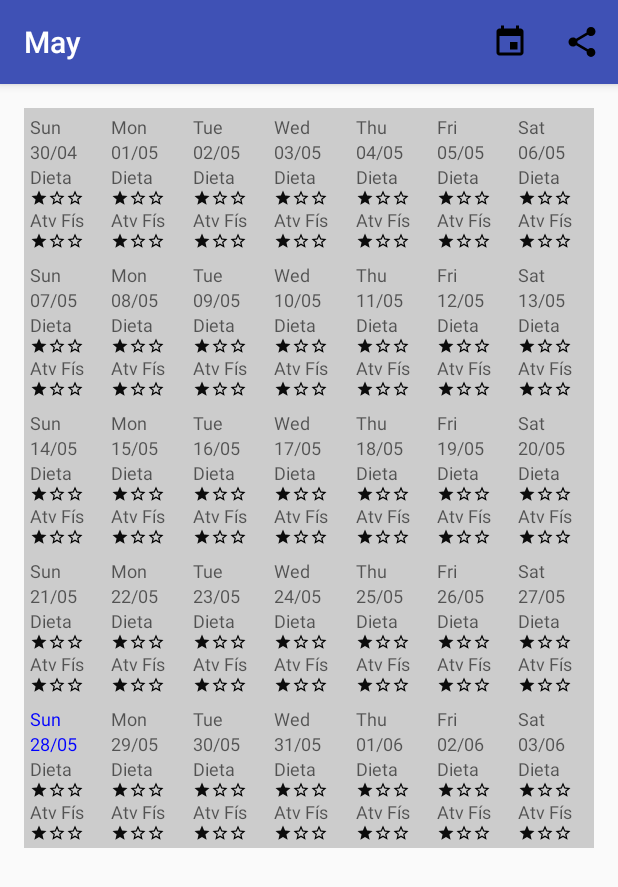
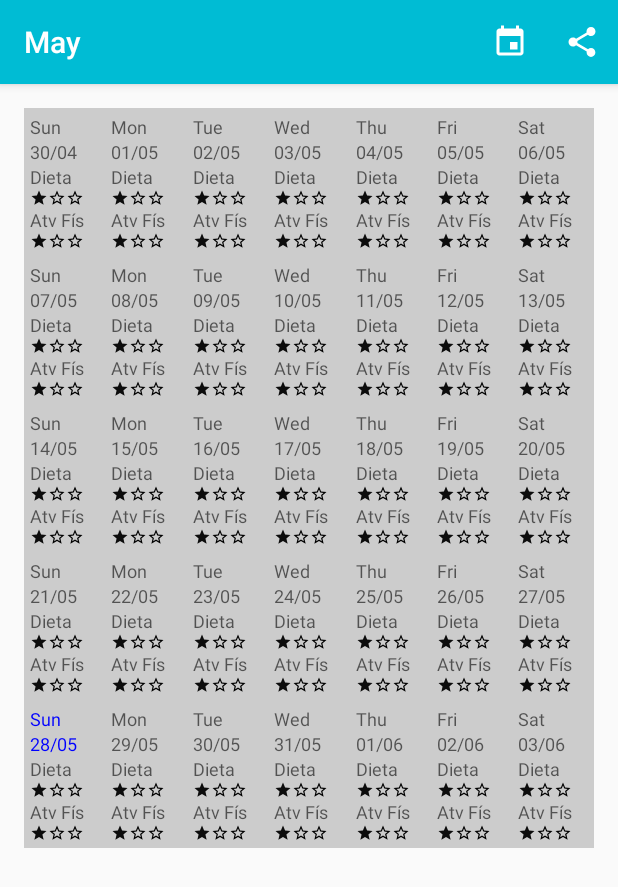
Before and after one commit to ovictorpinto/udacity-capstone, an Android app: the screen it shows after launch (MesActivity), after a tap on "Mensal", on a phone screen of 412 x 824 dp. Shown: the top 887 px of the screen. Run offline under Robolectric (Android 15) with nearby library versions, the phone set to English and light mode, and no system bars; our stand-ins replace ButterKnife; libraries missing offline, so code that uses them is left out: android.support.v4, com.github.mikephil.charting; 3 statements that could not run were skipped.

```diff
--- a/BTFit/app/build.gradle
+++ b/BTFit/app/build.gradle
@@ -32,9 +32,13 @@ dependencies {
     compile 'com.jakewharton:butterknife:8.5.1'
     compile 'com.google.guava:guava:20.0'
     compile 'com.github.PhilJay:MPAndroidChart:v3.0.2'
+    compile 'com.google.firebase:firebase-crash:10.0.1'
+    compile 'com.google.firebase:firebase-core:10.0.1'
     testCompile 'junit:junit:4.12'
     annotationProcessor 'com.jakewharton:butterknife-compiler:8.5.1'
 }
 
 
+
+
 apply plugin: 'com.google.gms.google-services'
--- a/BTFit/app/src/main/AndroidManifest.xml
+++ b/BTFit/app/src/main/AndroidManifest.xml
@@ -9,7 +9,6 @@
         android:allowBackup="true"
         android:icon="@mipmap/ic_launcher"
         android:label="@string/app_name"
-        android:roundIcon="@mipmap/ic_launcher_round"
         android:supportsRtl="true"
         android:theme="@style/AppTheme">
         <activity
--- a/BTFit/app/src/main/java/br/com/r29tecnologia/btpress/btfit/MainActivity.java
+++ b/BTFit/app/src/main/java/br/com/r29tecnologia/btpress/btfit/MainActivity.java
@@ -16,11 +16,14 @@ import android.util.Log;
 import android.view.Menu;
 import android.view.MenuItem;
 import android.view.View;
+import android.widget.TextView;
 
 import com.github.mikephil.charting.charts.LineChart;
+import com.github.mikephil.charting.components.AxisBase;
 import com.github.mikephil.charting.data.Entry;
 import com.github.mikephil.charting.data.LineData;
 import com.github.mikephil.charting.data.LineDataSet;
+import com.github.mikephil.charting.formatter.IAxisValueFormatter;
 
 import java.util.ArrayList;
 import java.util.Calendar;
@@ -48,6 +51,9 @@ public class MainActivity extends AppCompatActivity implements LoaderManager.Loa
 
     @BindView(R.id.chart)
     LineChart chart;
+
+    @BindView(R.id.textview_empty_chart)
+    TextView emptyChart;
 
     private Date dtFim;
     private Date dtIni;
@@ -106,15 +112,36 @@ public class MainActivity extends AppCompatActivity implements LoaderManager.Loa
         });
         recyclerView.setAdapter(adapter);
 
-        List<Entry> entries = new ArrayList<Entry>();
+        fillGrafico(preenchidos);
+    }
+
+    private void fillGrafico(List<Dia> preenchidos) {
+
+        List<Entry> entries = new ArrayList<>();
         for (Dia dia : preenchidos) {
-            // turn your data into Entry objects
-            entries.add(new Entry(dia.getDate().getDate(), dia.getPeso()));
+            if (dia.getPeso() != null) {
+                Calendar calendar = Calendar.getInstance();
+                calendar.setTime(dia.getDate());
+                entries.add(new Entry(calendar.get(Calendar.DAY_OF_MONTH), dia.getPeso()));
+            }
         }
-        LineDataSet dataSet = new LineDataSet(entries, "Peso"); // add entries to dataset
-        LineData lineData = new LineData(dataSet);
-        chart.setData(lineData);
-        chart.invalidate(); // refresh
+        if (!entries.isEmpty()) {
+            LineDataSet dataSet = new LineDataSet(entries, getString(R.string.peso)); // add entries to dataset
+            LineData lineData = new LineData(dataSet);
+            chart.setData(lineData);
+            chart.invalidate(); // refresh
+            chart.getXAxis().setValueFormatter(new IAxisValueFormatter() {
+                @Override
+                public String getFormattedValue(float value, AxisBase axis) {
+                    return String.valueOf((int) value);
+                }
+            });
+            emptyChart.setVisibility(View.GONE);
+            chart.setVisibility(View.VISIBLE);
+        } else {
+            emptyChart.setVisibility(View.VISIBLE);
+            chart.setVisibility(View.GONE);
+        }
     }
 
     public boolean onCreateOptionsMenu(Menu menu) {
--- a/BTFit/app/src/main/java/br/com/r29tecnologia/btpress/btfit/model/Contratos.java
+++ b/BTFit/app/src/main/java/br/com/r29tecnologia/btpress/btfit/model/Contratos.java
@@ -89,7 +89,9 @@ public final class Contratos {
                     dia.setFlagAtvFisica(data.getInt(POSITION_ATV_FISICA));
                     dia.setObservacao(data.getString(POSITION_OBSERVACAO));
                     dia.setPreenchido(data.getInt(POSITION_PREENCHIDO) > 0);
-                    dia.setPeso(data.getFloat(POSITION_PESO));
+                    if (!data.isNull(POSITION_PESO)) {
+                        dia.setPeso(data.getFloat(POSITION_PESO));
+                    }
                     list.add(dia);
                 }
             }
--- a/BTFit/app/src/main/res/drawable/ic_event_black_24dp.xml
+++ b/BTFit/app/src/main/res/drawable/ic_event_black_24dp.xml
@@ -4,6 +4,6 @@
         android:viewportWidth="24.0"
         android:viewportHeight="24.0">
     <path
-        android:fillColor="#FF000000"
+        android:fillColor="#FFF"
         android:pathData="M17,12h-5v5h5v-5zM16,1v2L8,3L8,1L6,1v2L5,3c-1.11,0 -1.99,0.9 -1.99,2L3,19c0,1.1 0.89,2 2,2h14c1.1,0 2,-0.9 2,-2L21,5c0,-1.1 -0.9,-2 -2,-2h-1L18,1h-2zM19,19L5,19L5,8h14v11z"/>
 </vector>
--- a/BTFit/app/src/main/res/drawable/ic_event_note_black_24dp.xml
+++ b/BTFit/app/src/main/res/drawable/ic_event_note_black_24dp.xml
@@ -4,6 +4,6 @@
         android:viewportWidth="24.0"
         android:viewportHeight="24.0">
     <path
-        android:fillColor="#FF000000"
+        android:fillColor="#FFF"
         android:pathData="M17,10L7,10v2h10v-2zM19,3h-1L18,1h-2v2L8,3L8,1L6,1v2L5,3c-1.11,0 -1.99,0.9 -1.99,2L3,19c0,1.1 0.89,2 2,2h14c1.1,0 2,-0.9 2,-2L21,5c0,-1.1 -0.9,-2 -2,-2zM19,19L5,19L5,8h14v11zM14,14L7,14v2h7v-2z"/>
 </vector>
--- a/BTFit/app/src/main/res/drawable/ic_share_black_24dp.xml
+++ b/BTFit/app/src/main/res/drawable/ic_share_black_24dp.xml
@@ -4,6 +4,6 @@
         android:viewportWidth="24.0"
         android:viewportHeight="24.0">
     <path
-        android:fillColor="#FF000000"
+        android:fillColor="#FFF"
         android:pathData="M18,16.08c-0.76,0 -1.44,0.3 -1.96,0.77L8.91,12.7c0.05,-0.23 0.09,-0.46 0.09,-0.7s-0.04,-0.47 -0.09,-0.7l7.05,-4.11c0.54,0.5 1.25,0.81 2.04,0.81 1.66,0 3,-1.34 3,-3s-1.34,-3 -3,-3 -3,1.34 -3,3c0,0.24 0.04,0.47 0.09,0.7L8.04,9.81C7.5,9.31 6.79,9 6,9c-1.66,0 -3,1.34 -3,3s1.34,3 3,3c0.79,0 1.5,-0.31 2.04,-0.81l7.12,4.16c-0.05,0.21 -0.08,0.43 -0.08,0.65 0,1.61 1.31,2.92 2.92,2.92 1.61,0 2.92,-1.31 2.92,-2.92s-1.31,-2.92 -2.92,-2.92z"/>
 </vector>
--- a/BTFit/app/src/main/res/values/colors.xml
+++ b/BTFit/app/src/main/res/values/colors.xml
@@ -1,8 +1,8 @@
 <?xml version="1.0" encoding="utf-8"?>
 <resources>
-    <color name="colorPrimary">#3F51B5</color>
-    <color name="colorPrimaryDark">#303F9F</color>
-    <color name="colorAccent">#FF4081</color>
+    <color name="colorPrimary">#00BCD4</color>
+    <color name="colorPrimaryDark">#0097A7</color>
+    <color name="colorAccent">#FFC107</color>
 
     <color name="dia_otimo">#66FF33</color>
     <color name="dia_medio">#FFFF33</color>
--- a/BTFit/app/src/main/res/values/strings.xml
+++ b/BTFit/app/src/main/res/values/strings.xml
@@ -3,7 +3,7 @@
     <string name="action_settings">Settings</string>
     <string name="dieta">Dieta</string>
     <string name="atv_fis">Atv Fís</string>
-    <string name="title_activity_edit">EditActivity</string>
+    <string name="title_activity_edit">Editar</string>
     <string name="nivel_de_dieta">Nível de dieta</string>
     <string name="nivel_de_atv_fisica">Nível de atividade física</string>
     <string name="observacao">Observação</string>
@@ -22,4 +22,5 @@
     <string name="add_widget">Add widget</string>
     <string name="texto_lembrete">Que tal registrar como foi o seu dia hoje?</string>
     <string name="peso">Peso</string>
+    <string name="empty_chart">Nenhum peso cadastrado no período</string>
 </resources>
```
Also changed, not shown: BTFit/app/src/main/java/br/com/r29tecnologia/btpress/btfit/EditActivity.java (+13 -0 lines), BTFit/app/src/main/res/layout/content_main.xml (+16 -4 lines), BTFit/app/src/main/ic_launcher-web.png (added), BTFit/app/src/main/res/mipmap-hdpi/ic_launcher.png, BTFit/app/src/main/res/mipmap-mdpi/ic_launcher.png, BTFit/app/src/main/res/mipmap-xhdpi/ic_launcher.png, BTFit/app/src/main/res/mipmap-xxhdpi/ic_launcher.png, BTFit/app/src/main/res/mipmap-xxxhdpi/ic_launcher.png, 1 other file.
